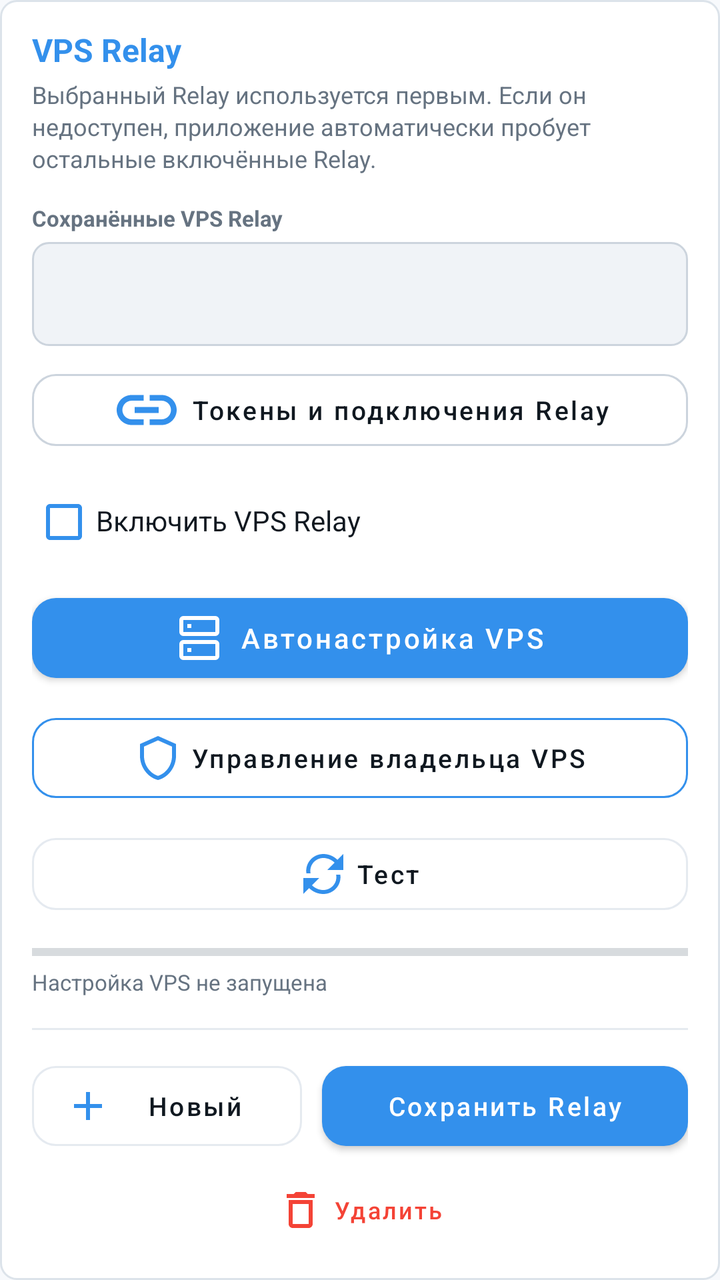
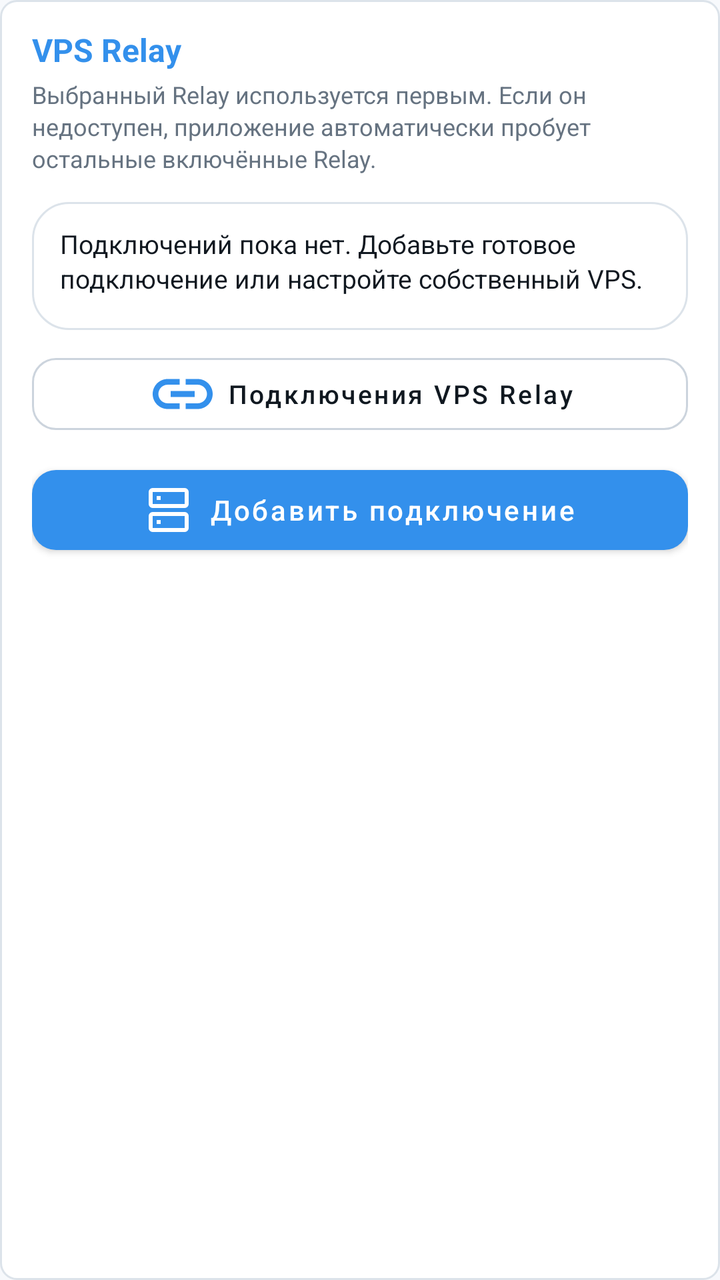

Compare the two renders of this Android layout. The source of the first and the diff that turns it into the second are given below.
<!-- AndroidManifest.xml: application theme AppTheme -->
<!-- res/layout/view_vps_relay.xml -->
<?xml version="1.0" encoding="utf-8"?>
<LinearLayout xmlns:android="http://schemas.android.com/apk/res/android"
    xmlns:app="http://schemas.android.com/apk/res-auto"
    android:layout_width="match_parent"
    android:layout_height="wrap_content"
    android:layout_marginTop="8dp"
    android:background="@drawable/card_bg"
    android:orientation="vertical"
    android:padding="16dp">

    <TextView
        android:layout_width="wrap_content"
        android:layout_height="wrap_content"
        android:includeFontPadding="false"
        android:text="@string/vps_relay"
        android:textColor="@color/accent"
        android:textSize="16sp"
        android:textStyle="bold" />

    <TextView
        android:layout_width="match_parent"
        android:layout_height="wrap_content"
        android:layout_marginTop="6dp"
        android:includeFontPadding="false"
        android:lineSpacingExtra="2dp"
        android:text="@string/vps_relay_note"
        android:textColor="@color/text_secondary"
        android:textSize="12sp" />

    <TextView
        android:layout_width="wrap_content"
        android:layout_height="wrap_content"
        android:layout_marginTop="16dp"
        android:includeFontPadding="false"
        android:text="@string/vps_relay_saved"
        android:textColor="@color/text_secondary"
        android:textSize="11sp"
        android:textStyle="bold" />

    <Spinner
        android:id="@+id/sp_vps_relay_saved"
        android:layout_width="match_parent"
        android:layout_height="52dp"
        android:layout_marginTop="5dp"
        android:background="@drawable/edit_bg"
        android:paddingStart="12dp"
        android:paddingEnd="12dp" />

    <com.google.android.material.button.MaterialButton
        android:id="@+id/btn_vps_relay_connections"
        style="@style/Widget.MaterialComponents.Button.OutlinedButton"
        android:layout_width="match_parent"
        android:layout_height="48dp"
        android:layout_marginTop="8dp"
        android:minHeight="48dp"
        android:text="@string/vps_connections_title"
        android:textAllCaps="false"
        android:textColor="@color/text_primary"
        android:textSize="13sp"
        app:cornerRadius="12dp"
        app:icon="@drawable/ic_link"
        app:iconGravity="textStart"
        app:iconTint="@color/accent"
        app:strokeColor="@color/input_border" />

    <CheckBox
        android:id="@+id/cb_vps_relay_enabled"
        android:layout_width="match_parent"
        android:layout_height="48dp"
        android:layout_marginTop="8dp"
        android:buttonTint="@color/accent"
        android:includeFontPadding="false"
        android:text="@string/vps_relay_enabled"
        android:textColor="@color/text_primary"
        android:textSize="14sp" />

    <com.google.android.material.button.MaterialButton
        android:id="@+id/btn_vps_relay_auto_setup"
        style="@style/Widget.MaterialComponents.Button"
        android:layout_width="match_parent"
        android:layout_height="52dp"
        android:layout_marginTop="8dp"
        android:minHeight="52dp"
        android:text="@string/vps_relay_auto_setup"
        android:textAllCaps="false"
        android:textColor="@color/button_text"
        android:textSize="14sp"
        app:backgroundTint="@color/accent"
        app:cornerRadius="12dp"
        app:icon="@drawable/ic_server"
        app:iconGravity="textStart"
        app:iconTint="@color/button_text" />

    <com.google.android.material.button.MaterialButton
        android:id="@+id/btn_vps_owner_manage"
        style="@style/Widget.MaterialComponents.Button.OutlinedButton"
        android:layout_width="match_parent"
        android:layout_height="52dp"
        android:layout_marginTop="8dp"
        android:minHeight="52dp"
        android:text="@string/vps_owner_manage"
        android:textAllCaps="false"
        android:textColor="@color/text_primary"
        android:textSize="13sp"
        app:cornerRadius="12dp"
        app:icon="@drawable/ic_shield"
        app:iconGravity="textStart"
        app:iconTint="@color/accent"
        app:strokeColor="@color/accent" />

    <com.google.android.material.button.MaterialButton
        android:id="@+id/btn_vps_relay_test"
        style="@style/Widget.MaterialComponents.Button.OutlinedButton"
        android:layout_width="match_parent"
        android:layout_height="48dp"
        android:layout_marginTop="8dp"
        android:minHeight="48dp"
        android:text="@string/test"
        android:textAllCaps="false"
        android:textColor="@color/text_primary"
        android:textSize="13sp"
        app:cornerRadius="12dp"
        app:icon="@drawable/ic_refresh"
        app:iconGravity="textStart"
        app:iconTint="@color/accent"
        app:strokeColor="@color/divider" />

    <ProgressBar
        android:id="@+id/progress_vps_setup"
        style="?android:attr/progressBarStyleHorizontal"
        android:layout_width="match_parent"
        android:layout_height="6dp"
        android:layout_marginTop="12dp"
        android:max="100"
        android:progress="0"
        android:progressTint="@color/accent" />

    <TextView
        android:id="@+id/tv_vps_setup_status"
        android:layout_width="match_parent"
        android:layout_height="wrap_content"
        android:layout_marginTop="6dp"
        android:includeFontPadding="false"
        android:lineSpacingExtra="2dp"
        android:text="@string/vps_setup_idle"
        android:textColor="@color/text_secondary"
        android:textSize="11sp" />

    <View
        android:layout_width="match_parent"
        android:layout_height="1dp"
        android:layout_marginTop="16dp"
        android:background="@color/divider" />

    <LinearLayout
        android:layout_width="match_parent"
        android:layout_height="52dp"
        android:layout_marginTop="12dp"
        android:orientation="horizontal">

        <com.google.android.material.button.MaterialButton
            android:id="@+id/btn_vps_relay_new"
            style="@style/Widget.MaterialComponents.Button.OutlinedButton"
            android:layout_width="0dp"
            android:layout_height="match_parent"
            android:layout_marginEnd="5dp"
            android:layout_weight="1"
            android:minWidth="0dp"
            android:text="@string/vps_relay_new"
            android:textAllCaps="false"
            android:textColor="@color/text_primary"
            android:textSize="13sp"
            app:cornerRadius="12dp"
            app:icon="@drawable/ic_add"
            app:iconTint="@color/accent"
            app:strokeColor="@color/divider" />

        <com.google.android.material.button.MaterialButton
            android:id="@+id/btn_vps_relay_save"
            style="@style/Widget.MaterialComponents.Button"
            android:layout_width="0dp"
            android:layout_height="match_parent"
            android:layout_marginStart="5dp"
            android:layout_weight="1.35"
            android:minWidth="0dp"
            android:text="@string/vps_relay_save"
            android:textAllCaps="false"
            android:textColor="@color/button_text"
            android:textSize="13sp"
            app:backgroundTint="@color/accent"
            app:cornerRadius="12dp" />
    </LinearLayout>

    <com.google.android.material.button.MaterialButton
        android:id="@+id/btn_vps_relay_delete"
        style="@style/Widget.MaterialComponents.Button.TextButton"
        android:layout_width="match_parent"
        android:layout_height="44dp"
        android:layout_marginTop="4dp"
        android:minHeight="44dp"
        android:text="@string/vps_relay_delete"
        android:textAllCaps="false"
        android:textColor="@color/red"
        android:textSize="12sp"
        app:icon="@drawable/ic_delete"
        app:iconGravity="textStart"
        app:iconTint="@color/red" />

    <com.google.android.material.button.MaterialButton
        android:id="@+id/btn_vps_manual_toggle"
        style="@style/Widget.MaterialComponents.Button.OutlinedButton"
        android:layout_width="match_parent"
        android:layout_height="48dp"
        android:layout_marginTop="8dp"
        android:minHeight="48dp"
        android:text="@string/vps_manual_show"
        android:textAllCaps="false"
        android:textColor="@color/text_primary"
        android:textSize="13sp"
        app:cornerRadius="12dp"
        app:strokeColor="@color/divider" />

    <LinearLayout
        android:id="@+id/vps_manual_content"
        android:layout_width="match_parent"
        android:layout_height="wrap_content"
        android:orientation="vertical"
        android:visibility="gone">

        <TextView
            android:layout_width="wrap_content"
            android:layout_height="wrap_content"
            android:layout_marginTop="14dp"
            android:includeFontPadding="false"
            android:text="@string/vps_relay_name"
            android:textColor="@color/text_secondary"
            android:textSize="11sp" />

        <EditText
            android:id="@+id/et_vps_relay_name"
            android:layout_width="match_parent"
            android:layout_height="52dp"
            android:layout_marginTop="4dp"
            android:background="@drawable/edit_bg"
            android:hint="@string/vps_relay"
            android:inputType="textCapWords"
            android:paddingStart="12dp"
            android:paddingEnd="12dp"
            android:singleLine="true"
            android:textColor="@color/text_primary"
            android:textColorHint="@color/text_hint"
            android:textSize="13sp" />

        <LinearLayout
            android:layout_width="match_parent"
            android:layout_height="wrap_content"
            android:layout_marginTop="10dp"
            android:baselineAligned="false"
            android:orientation="horizontal">

            <LinearLayout
                android:layout_width="0dp"
                android:layout_height="wrap_content"
                android:layout_marginEnd="6dp"
                android:layout_weight="1"
                android:orientation="vertical">

                <TextView
                    android:layout_width="wrap_content"
                    android:layout_height="wrap_content"
                    android:includeFontPadding="false"
                    android:text="@string/vps_relay_host"
                    android:textColor="@color/text_secondary"
                    android:textSize="11sp" />

                <EditText
                    android:id="@+id/et_vps_relay_host"
                    android:layout_width="match_parent"
                    android:layout_height="52dp"
                    android:layout_marginTop="4dp"
                    android:background="@drawable/edit_bg"
                    android:inputType="textUri"
                    android:paddingStart="12dp"
                    android:paddingEnd="12dp"
                    android:singleLine="true"
                    android:textColor="@color/text_primary"
                    android:textColorHint="@color/text_hint"
                    android:textSize="13sp" />
            </LinearLayout>

            <LinearLayout
                android:layout_width="94dp"
                android:layout_height="wrap_content"
                android:layout_marginStart="6dp"
                android:orientation="vertical">

                <TextView
                    android:layout_width="wrap_content"
                    android:layout_height="wrap_content"
                    android:includeFontPadding="false"
                    android:text="@string/vps_relay_port"
                    android:textColor="@color/text_secondary"
                    android:textSize="11sp" />

                <EditText
                    android:id="@+id/et_vps_relay_port"
                    android:layout_width="match_parent"
                    android:layout_height="52dp"
                    android:layout_marginTop="4dp"
                    android:background="@drawable/edit_bg"
                    android:inputType="number"
                    android:paddingStart="12dp"
                    android:paddingEnd="12dp"
                    android:singleLine="true"
                    android:textColor="@color/text_primary"
                    android:textColorHint="@color/text_hint"
                    android:textSize="13sp" />
            </LinearLayout>
        </LinearLayout>

        <CheckBox
            android:id="@+id/cb_vps_relay_tls"
            android:layout_width="match_parent"
            android:layout_height="46dp"
            android:layout_marginTop="4dp"
            android:buttonTint="@color/accent"
            android:includeFontPadding="false"
            android:text="@string/vps_relay_tls"
            android:textColor="@color/text_primary"
            android:textSize="13sp" />

        <CheckBox
            android:id="@+id/cb_vps_relay_bind_profile"
            android:layout_width="match_parent"
            android:layout_height="46dp"
            android:buttonTint="@color/accent"
            android:includeFontPadding="false"
            android:text="@string/vps_relay_bind_profile"
            android:textColor="@color/text_primary"
            android:textSize="13sp" />

        <TextView
            android:layout_width="wrap_content"
            android:layout_height="wrap_content"
            android:layout_marginTop="8dp"
            android:includeFontPadding="false"
            android:text="@string/vps_relay_path"
            android:textColor="@color/text_secondary"
            android:textSize="11sp" />

        <EditText
            android:id="@+id/et_vps_relay_path"
            android:layout_width="match_parent"
            android:layout_height="52dp"
            android:layout_marginTop="4dp"
            android:background="@drawable/edit_bg"
            android:hint="/apiws"
            android:inputType="textUri"
            android:paddingStart="12dp"
            android:paddingEnd="12dp"
            android:singleLine="true"
            android:textColor="@color/text_primary"
            android:textColorHint="@color/text_hint"
            android:textSize="13sp" />

        <TextView
            android:layout_width="wrap_content"
            android:layout_height="wrap_content"
            android:layout_marginTop="10dp"
            android:includeFontPadding="false"
            android:text="@string/vps_relay_token"
            android:textColor="@color/text_secondary"
            android:textSize="11sp" />

        <EditText
            android:id="@+id/et_vps_relay_token"
            android:layout_width="match_parent"
            android:layout_height="52dp"
            android:layout_marginTop="4dp"
            android:background="@drawable/edit_bg"
            android:fontFamily="monospace"
            android:inputType="textPassword|textNoSuggestions"
            android:paddingStart="12dp"
            android:paddingEnd="12dp"
            android:singleLine="true"
            android:textColor="@color/text_primary"
            android:textColorHint="@color/text_hint"
            android:textSize="12sp" />
    </LinearLayout>
</LinearLayout>
<!-- resources referenced by this layout -->
<resources>
  <color name="accent">#3390EC</color>
  <color name="button_text">#FFFFFF</color>
  <color name="divider">#E5EAF0</color>
  <color name="input_border">#CCD4DD</color>
  <color name="red">#F44336</color>
  <color name="text_hint">#8B98A5</color>
  <color name="text_primary">#101820</color>
  <color name="text_secondary">#667381</color>
  <!-- drawable card_bg (drawable) -->
  <?xml version="1.0" encoding="utf-8"?>
  <shape xmlns:android="http://schemas.android.com/apk/res/android"
      android:shape="rectangle">
      <solid android:color="@color/card" />
      <corners android:radius="8dp" />
      <stroke
          android:width="1dp"
          android:color="@color/card_border" />
  </shape>
  <!-- drawable edit_bg (drawable) -->
  <?xml version="1.0" encoding="utf-8"?>
  <shape xmlns:android="http://schemas.android.com/apk/res/android"
      android:shape="rectangle">
      <solid android:color="@color/input_bg" />
      <corners android:radius="8dp" />
      <stroke
          android:width="1dp"
          android:color="@color/input_border" />
  </shape>
  <!-- drawable ic_add (drawable) -->
  <vector xmlns:android="http://schemas.android.com/apk/res/android"
      android:width="24dp" android:height="24dp" android:viewportWidth="24" android:viewportHeight="24">
      <path android:fillColor="@color/button_text" android:pathData="M19,13h-6v6h-2v-6H5v-2h6V5h2v6h6v2z" />
  </vector>
  <!-- drawable ic_shield (drawable) -->
  <vector xmlns:android="http://schemas.android.com/apk/res/android"
      android:width="24dp" android:height="24dp" android:viewportWidth="24" android:viewportHeight="24">
      <path android:fillColor="@color/text_primary" android:pathData="M12,1l9,4v6c0,5.55 -3.84,10.74 -9,12 -5.16,-1.26 -9,-6.45 -9,-12V5l9,-4zM12,3.18L5,6.3V11c0,4.52 2.98,8.69 7,9.93 4.02,-1.24 7,-5.41 7,-9.93V6.3l-7,-3.12z" />
  </vector>
  <string name="test">Тест</string>
  <string name="vps_connections_title">Токены и подключения Relay</string>
  <string name="vps_manual_show">Ручная настройка Relay ▾</string>
  <string name="vps_owner_manage">Управление владельца VPS</string>
  <string name="vps_relay">VPS Relay</string>
  <string name="vps_relay_auto_setup">Автонастройка VPS</string>
  <string name="vps_relay_bind_profile">Только текущий профиль сети</string>
  <string name="vps_relay_delete">Удалить</string>
  <string name="vps_relay_enabled">Включить VPS Relay</string>
  <string name="vps_relay_host">Host / домен</string>
  <string name="vps_relay_name">Название</string>
  <string name="vps_relay_new">Новый</string>
  <string name="vps_relay_note">Выбранный Relay используется первым. Если он недоступен, приложение автоматически пробует остальные включённые Relay.</string>
  <string name="vps_relay_path">Path</string>
  <string name="vps_relay_port">Порт</string>
  <string name="vps_relay_save">Сохранить Relay</string>
  <string name="vps_relay_saved">Сохранённые VPS Relay</string>
  <string name="vps_relay_tls">TLS</string>
  <string name="vps_relay_token">Token</string>
  <string name="vps_setup_idle">Настройка VPS не запущена</string>
  <color name="card">#FFFFFF</color>
  <color name="card_border">#DCE3EA</color>
  <color name="input_bg">#F0F3F7</color>
  <color name="background">#F7F9FC</color>
  <style name="ShapeAppearance.TgProxy.Dialog" parent="ShapeAppearance.MaterialComponents.MediumComponent">
          <item name="cornerFamily">rounded</item>
          <item name="cornerSize">22dp</item>
      </style>
  <!-- unchanged entries left out for length: 6 -->
</resources>

<!-- the commit's change to res/layout/view_vps_relay.xml (unified diff, before → after) -->
@@ -28,6 +28,20 @@
         android:textSize="12sp" />
 
     <TextView
+        android:id="@+id/tv_vps_relay_summary"
+        android:layout_width="match_parent"
+        android:layout_height="wrap_content"
+        android:layout_marginTop="14dp"
+        android:background="@drawable/owner_card_bg"
+        android:includeFontPadding="false"
+        android:lineSpacingExtra="2dp"
+        android:minHeight="64dp"
+        android:padding="14dp"
+        android:text="@string/vps_relay_summary_empty"
+        android:textColor="@color/text_primary"
+        android:textSize="13sp" />
+
+    <TextView
         android:layout_width="wrap_content"
         android:layout_height="wrap_content"
         android:layout_marginTop="16dp"
@@ -35,7 +49,8 @@
         android:text="@string/vps_relay_saved"
         android:textColor="@color/text_secondary"
         android:textSize="11sp"
-        android:textStyle="bold" />
+        android:textStyle="bold"
+        android:visibility="gone" />
 
     <Spinner
         android:id="@+id/sp_vps_relay_saved"
@@ -44,7 +59,8 @@
         android:layout_marginTop="5dp"
         android:background="@drawable/edit_bg"
         android:paddingStart="12dp"
-        android:paddingEnd="12dp" />
+        android:paddingEnd="12dp"
+        android:visibility="gone" />
 
     <com.google.android.material.button.MaterialButton
         android:id="@+id/btn_vps_relay_connections"
@@ -72,7 +88,8 @@
         android:includeFontPadding="false"
         android:text="@string/vps_relay_enabled"
         android:textColor="@color/text_primary"
-        android:textSize="14sp" />
+        android:textSize="14sp"
+        android:visibility="gone" />
 
     <com.google.android.material.button.MaterialButton
         android:id="@+id/btn_vps_relay_auto_setup"
@@ -81,7 +98,7 @@
         android:layout_height="52dp"
         android:layout_marginTop="8dp"
         android:minHeight="52dp"
-        android:text="@string/vps_relay_auto_setup"
+        android:text="@string/vps_connections_add"
         android:textAllCaps="false"
         android:textColor="@color/button_text"
         android:textSize="14sp"
@@ -92,23 +109,6 @@
         app:iconTint="@color/button_text" />
 
     <com.google.android.material.button.MaterialButton
-        android:id="@+id/btn_vps_owner_manage"
-        style="@style/Widget.MaterialComponents.Button.OutlinedButton"
-        android:layout_width="match_parent"
-        android:layout_height="52dp"
-        android:layout_marginTop="8dp"
-        android:minHeight="52dp"
-        android:text="@string/vps_owner_manage"
-        android:textAllCaps="false"
-        android:textColor="@color/text_primary"
-        android:textSize="13sp"
-        app:cornerRadius="12dp"
-        app:icon="@drawable/ic_shield"
-        app:iconGravity="textStart"
-        app:iconTint="@color/accent"
-        app:strokeColor="@color/accent" />
-
-    <com.google.android.material.button.MaterialButton
         android:id="@+id/btn_vps_relay_test"
         style="@style/Widget.MaterialComponents.Button.OutlinedButton"
         android:layout_width="match_parent"
@@ -123,7 +123,8 @@
         app:icon="@drawable/ic_refresh"
         app:iconGravity="textStart"
         app:iconTint="@color/accent"
-        app:strokeColor="@color/divider" />
+        app:strokeColor="@color/divider"
+        android:visibility="gone" />
 
     <ProgressBar
         android:id="@+id/progress_vps_setup"
@@ -133,7 +134,8 @@
         android:layout_marginTop="12dp"
         android:max="100"
         android:progress="0"
-        android:progressTint="@color/accent" />
+        android:progressTint="@color/accent"
+        android:visibility="gone" />
 
     <TextView
         android:id="@+id/tv_vps_setup_status"
@@ -144,19 +146,22 @@
         android:lineSpacingExtra="2dp"
         android:text="@string/vps_setup_idle"
         android:textColor="@color/text_secondary"
-        android:textSize="11sp" />
+        android:textSize="11sp"
+        android:visibility="gone" />
 
     <View
         android:layout_width="match_parent"
         android:layout_height="1dp"
         android:layout_marginTop="16dp"
-        android:background="@color/divider" />
+        android:background="@color/divider"
+        android:visibility="gone" />
 
     <LinearLayout
         android:layout_width="match_parent"
         android:layout_height="52dp"
         android:layout_marginTop="12dp"
-        android:orientation="horizontal">
+        android:orientation="horizontal"
+        android:visibility="gone">
 
         <com.google.android.material.button.MaterialButton
             android:id="@+id/btn_vps_relay_new"
@@ -204,7 +209,8 @@
         android:textSize="12sp"
         app:icon="@drawable/ic_delete"
         app:iconGravity="textStart"
-        app:iconTint="@color/red" />
+        app:iconTint="@color/red"
+        android:visibility="gone" />
 
     <com.google.android.material.button.MaterialButton
         android:id="@+id/btn_vps_manual_toggle"
@@ -218,7 +224,8 @@
         android:textColor="@color/text_primary"
         android:textSize="13sp"
         app:cornerRadius="12dp"
-        app:strokeColor="@color/divider" />
+        app:strokeColor="@color/divider"
+        android:visibility="gone" />
 
     <LinearLayout
         android:id="@+id/vps_manual_content"
<!-- resource entries referenced after the edit -->
@@ -33,17 +33,29 @@
       android:width="24dp" android:height="24dp" android:viewportWidth="24" android:viewportHeight="24">
       <path android:fillColor="@color/button_text" android:pathData="M19,13h-6v6h-2v-6H5v-2h6V5h2v6h6v2z" />
   </vector>
-  <!-- drawable ic_shield (drawable) -->
-  <vector xmlns:android="http://schemas.android.com/apk/res/android"
-      android:width="24dp" android:height="24dp" android:viewportWidth="24" android:viewportHeight="24">
-      <path android:fillColor="@color/text_primary" android:pathData="M12,1l9,4v6c0,5.55 -3.84,10.74 -9,12 -5.16,-1.26 -9,-6.45 -9,-12V5l9,-4zM12,3.18L5,6.3V11c0,4.52 2.98,8.69 7,9.93 4.02,-1.24 7,-5.41 7,-9.93V6.3l-7,-3.12z" />
-  </vector>
+  <!-- drawable owner_card_bg (drawable) -->
+  <?xml version="1.0" encoding="utf-8"?>
+  <selector xmlns:android="http://schemas.android.com/apk/res/android">
+      <item android:state_pressed="true">
+          <shape>
+              <solid android:color="@color/accent_soft" />
+              <stroke android:width="1dp" android:color="@color/accent" />
+              <corners android:radius="18dp" />
+          </shape>
+      </item>
+      <item>
+          <shape>
+              <solid android:color="@color/card" />
+              <stroke android:width="1dp" android:color="@color/card_border" />
+              <corners android:radius="18dp" />
+          </shape>
+      </item>
+  </selector>
   <string name="test">Тест</string>
-  <string name="vps_connections_title">Токены и подключения Relay</string>
+  <string name="vps_connections_add">Добавить подключение</string>
+  <string name="vps_connections_title">Подключения VPS Relay</string>
   <string name="vps_manual_show">Ручная настройка Relay ▾</string>
-  <string name="vps_owner_manage">Управление владельца VPS</string>
   <string name="vps_relay">VPS Relay</string>
-  <string name="vps_relay_auto_setup">Автонастройка VPS</string>
   <string name="vps_relay_bind_profile">Только текущий профиль сети</string>
   <string name="vps_relay_delete">Удалить</string>
   <string name="vps_relay_enabled">Включить VPS Relay</string>
@@ -55,12 +67,14 @@
   <string name="vps_relay_port">Порт</string>
   <string name="vps_relay_save">Сохранить Relay</string>
   <string name="vps_relay_saved">Сохранённые VPS Relay</string>
+  <string name="vps_relay_summary_empty">Подключений пока нет. Добавьте готовое подключение или настройте собственный VPS.</string>
   <string name="vps_relay_tls">TLS</string>
   <string name="vps_relay_token">Token</string>
   <string name="vps_setup_idle">Настройка VPS не запущена</string>
   <color name="card">#FFFFFF</color>
   <color name="card_border">#DCE3EA</color>
   <color name="input_bg">#F0F3F7</color>
+  <color name="accent_soft">#E8F3FE</color>
   <color name="background">#F7F9FC</color>
   <style name="ShapeAppearance.TgProxy.Dialog" parent="ShapeAppearance.MaterialComponents.MediumComponent">
           <item name="cornerFamily">rounded</item>
